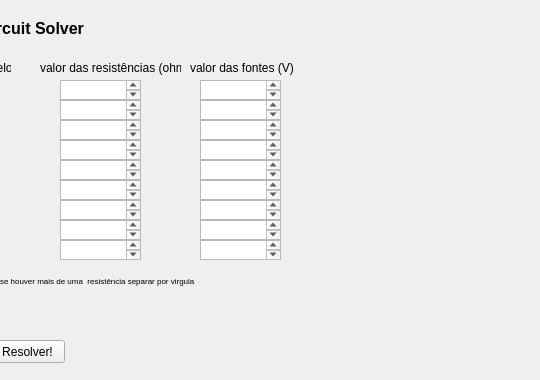
First picture: the form in circuitsolver.ui, repository ProgramacaoEE2018/Vianna_Circuitsolver, before the edit; both pictures show x 260 to 800 and y 0 to 380 of the 800 by 600 pixel window.
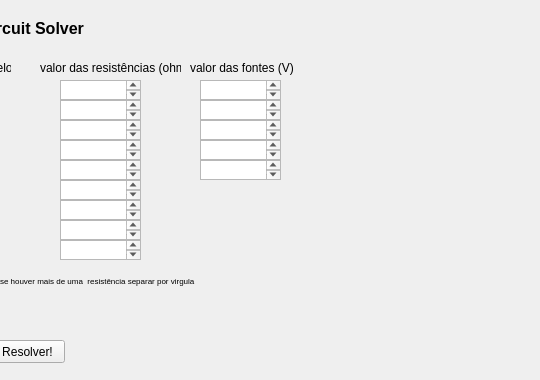
Second picture: the form after the edit.

```diff
--- a/circuitsolver.ui
+++ b/circuitsolver.ui
@@ -525,36 +525,6 @@
      </rect>
     </property>
    </widget>
-   <widget class="QTextEdit" name="textEdit_11">
-    <property name="geometry">
-     <rect>
-      <x>460</x>
-      <y>180</y>
-      <width>81</width>
-      <height>20</height>
-     </rect>
-    </property>
-   </widget>
-   <widget class="QTextEdit" name="textEdit_12">
-    <property name="geometry">
-     <rect>
-      <x>460</x>
-      <y>200</y>
-      <width>81</width>
-      <height>20</height>
-     </rect>
-    </property>
-   </widget>
-   <widget class="QTextEdit" name="textEdit_13">
-    <property name="geometry">
-     <rect>
-      <x>460</x>
-      <y>220</y>
-      <width>81</width>
-      <height>20</height>
-     </rect>
-    </property>
-   </widget>
    <widget class="QTextEdit" name="textEdit_14">
     <property name="geometry">
      <rect>
@@ -585,16 +555,6 @@
      </rect>
     </property>
    </widget>
-   <widget class="QTextEdit" name="textEdit_17">
-    <property name="geometry">
-     <rect>
-      <x>460</x>
-      <y>240</y>
-      <width>81</width>
-      <height>20</height>
-     </rect>
-    </property>
-   </widget>
    <widget class="QTextEdit" name="textEdit_18">
     <property name="geometry">
      <rect>
```
